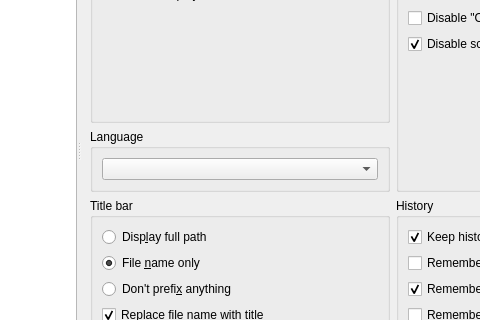
First picture: the form in settingswindow.ui, repository mpc-qt/mpc-qt, before the edit; both pictures show x 180 to 660 and y 141 to 461 of the 896 by 609 pixel window.
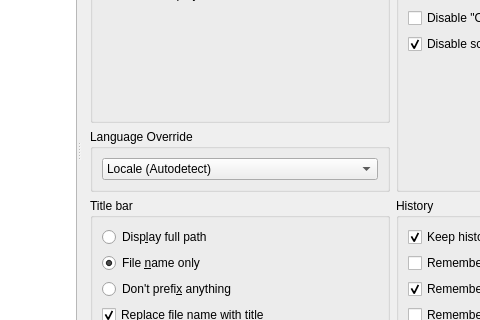
Second picture: the form after the edit. The open tabs and pages were chosen to show the change.

Commit message: settingswindow: flesh out language option

Patch:
```diff
--- a/settingswindow.ui
+++ b/settingswindow.ui
@@ -240,11 +240,20 @@
            <item row="1" column="0">
             <widget class="QGroupBox" name="playerLanguageBox">
              <property name="title">
-              <string>Language</string>
+              <string>Language Override</string>
              </property>
              <layout class="QVBoxLayout" name="verticalLayout_17">
               <item>
-               <widget class="QComboBox" name="playerLanguageComboBox"/>
+               <widget class="QComboBox" name="playerLanguageComboBox_v2">
+                <property name="currentIndex">
+                 <number>0</number>
+                </property>
+                <item>
+                 <property name="text">
+                  <string>Locale (Autodetect)</string>
+                 </property>
+                </item>
+               </widget>
               </item>
              </layout>
             </widget>
```
Left out of the diff: 6 changed lines with no effect on the pictures.
